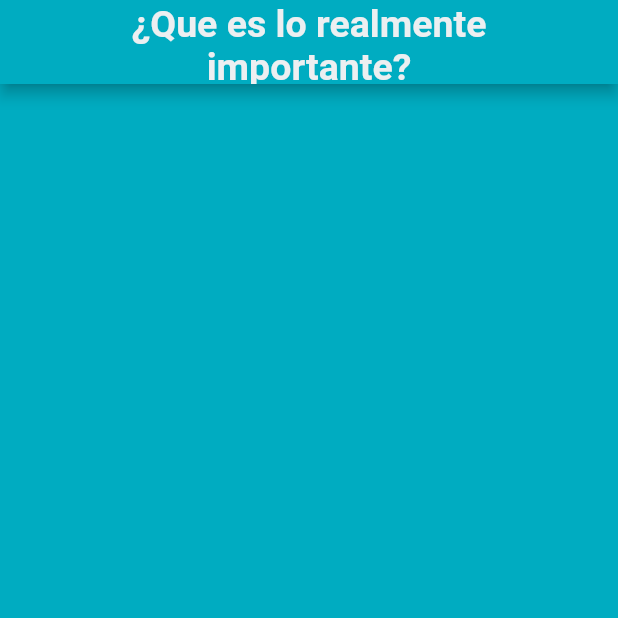
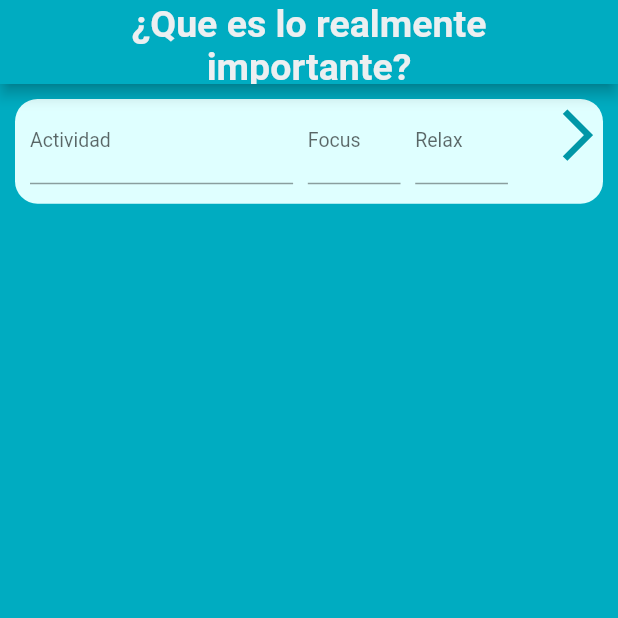
Before and after one commit to myespindola/aquadoro, a Flutter app: the screen it shows after launch, on a phone screen of 412 x 824 dp, the top half of it. Run offline on Flutter 3.47's test engine with Material 2 defaults, Android fonts, the phone set to English and light mode, and no system bars; our stand-ins replace animated_text_kit.

Commit message:
Se agrego la navegacion pasando parametros

```diff
--- /dev/null
+++ b/lib/GoalCard.dart
@@ -0,0 +1,127 @@
+import 'package:aquadoro/Aquadoro.dart';
+import 'package:flutter/material.dart';
+
+class GoalCard extends StatefulWidget {
+  @override
+  _GoalCardState createState() => _GoalCardState();
+  String actividad;
+  int tFocus;
+  int tRelax;
+}
+
+class _GoalCardState extends State<GoalCard> {
+  @override
+  Widget build(BuildContext context) {
+    double anchoPantalla = MediaQuery.of(context).size.width;
+    return Center(
+      child: Container(
+        margin: EdgeInsets.all(10),
+        //width: anchoPantalla * 0.9,
+        decoration: BoxDecoration(
+          color: Color.fromRGBO(223, 255, 255, 1),
+          borderRadius: BorderRadius.circular(15),
+        ),
+        child: Row(
+          crossAxisAlignment: CrossAxisAlignment.start,
+          children: [
+            Container(
+              padding: EdgeInsets.only(
+                left: 10,
+                bottom: 13,
+              ),
+              child: _actividadInput(),
+              width: anchoPantalla * 0.45,
+            ),
+            Spacer(),
+            Container(
+              padding: EdgeInsets.only(),
+              child: _concentracionInput(),
+              width: anchoPantalla * 0.15,
+            ),
+            Spacer(),
+            Container(
+              padding: EdgeInsets.only(),
+              child: _descansoInput(),
+              width: anchoPantalla * 0.15,
+            ),
+            Spacer(),
+            Container(
+              width: anchoPantalla * 0.13,
+              child: FlatButton(
+                onPressed: () {
+                  print("Navegando");
+                  if ((widget.actividad != null) &&
+                      (widget.tFocus != null) &&
+                      (widget.tRelax != null)) {
+                    Navigator.of(context).push(MaterialPageRoute(
+                        builder: (context) => Aquadoro(
+                              actividad: widget.actividad,
+                              tFocus: widget.tFocus,
+                              tRelax: widget.tRelax,
+                            )));
+                  }
+                },
+                child: Icon(
+                  Icons.arrow_forward_ios,
+                  size: anchoPantalla * 0.1,
+                  color: Colors.cyan[700],
+                ),
+              ),
+            ),
+          ],
+        ),
+      ),
+    );
+  }
+
+  Widget _actividadInput() {
+    return TextFormField(
+      decoration: InputDecoration(
+        labelText: "Actividad",
+        labelStyle: TextStyle(
+          fontSize: 13,
+        ),
+      ),
+      onChanged: (activity) {
+        widget.actividad = activity;
+        print("Actividad es = ${widget.actividad}");
+      },
+    );
+  }
+
+  Widget _concentracionInput() {
+    return TextFormField(
+      keyboardType: TextInputType.numberWithOptions(
+        decimal: true,
+      ),
+      decoration: InputDecoration(
+        labelText: "Focus",
+        labelStyle: TextStyle(
+          fontSize: 13,
+        ),
+      ),
+      onChanged: (timeFocus) {
+        widget.tFocus = double.parse(timeFocus).toInt();
+        print("tFocus es = ${widget.tFocus}");
+      },
+    );
+  }
+
+  Widget _descansoInput() {
+    return TextFormField(
+      keyboardType: TextInputType.numberWithOptions(
+        decimal: true,
+      ),
+      decoration: InputDecoration(
+        labelText: "Relax",
+        labelStyle: TextStyle(
+          fontSize: 13,
+        ),
+      ),
+      onChanged: (timeRelax) {
+        widget.tRelax = double.parse(timeRelax).toInt();
+        print("tRelax es = ${widget.tRelax}");
+      },
+    );
+  }
+}
--- a/lib/GoalsPage.dart
+++ b/lib/GoalsPage.dart
@@ -1,3 +1,4 @@
+import 'package:aquadoro/GoalCard.dart';
 import 'package:flutter/material.dart';
 import 'package:animated_text_kit/animated_text_kit.dart';
 
@@ -19,6 +20,11 @@ class _GoalsPageState extends State<GoalsPage> {
         children: [
           Container(
             color: Colors.cyan[600],
+          ),
+          Column(
+            children: [
+              GoalCard(),
+            ],
           ),
         ],
       ),
--- a/lib/main.dart
+++ b/lib/main.dart
@@ -1,3 +1,4 @@
+import 'package:aquadoro/Aquadoro.dart';
 import 'package:aquadoro/GoalsPage.dart';
 import 'package:flutter/material.dart';
 
@@ -11,6 +12,7 @@ class MyApp extends StatelessWidget {
       title: 'Material App',
       routes: {
         'GoalsPage': (BuildContext context) => GoalsPage(),
+        'Aquadoro': (BuildContext context) => Aquadoro(),
       },
       initialRoute: 'GoalsPage',
     );
```
Also changed, not shown: lib/Aquadoro.dart (added, +74 -0 lines).
